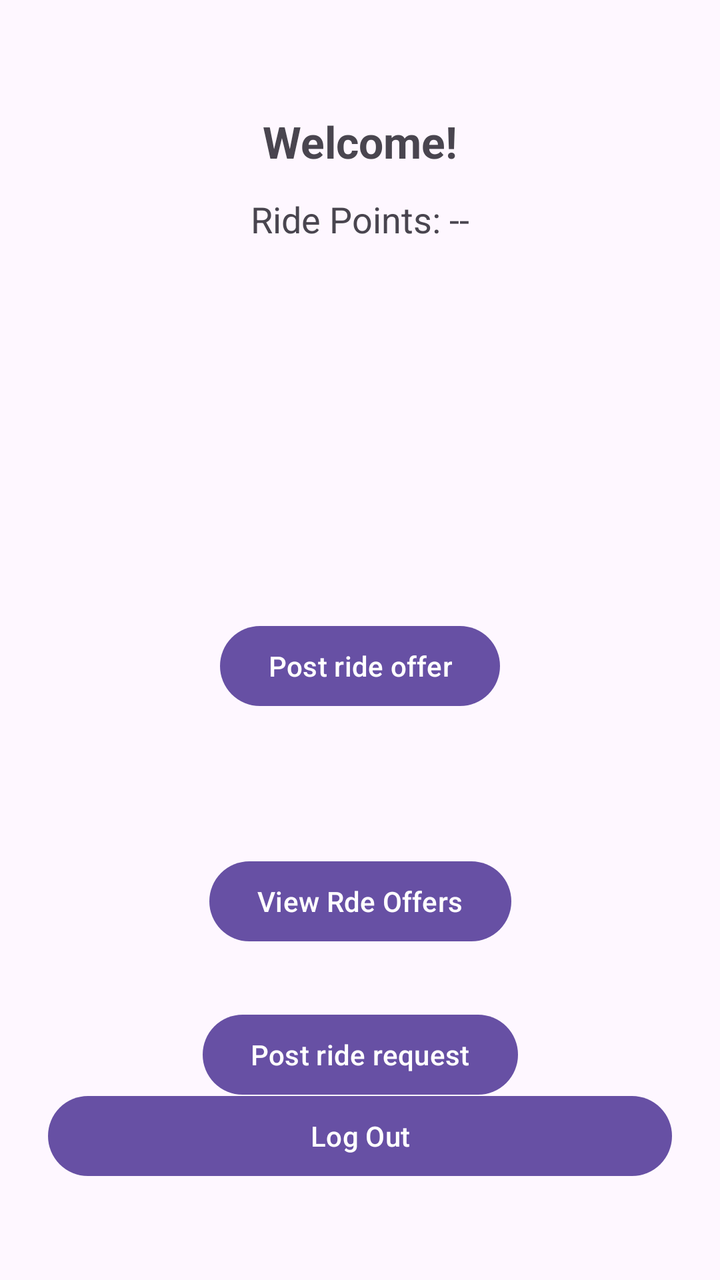
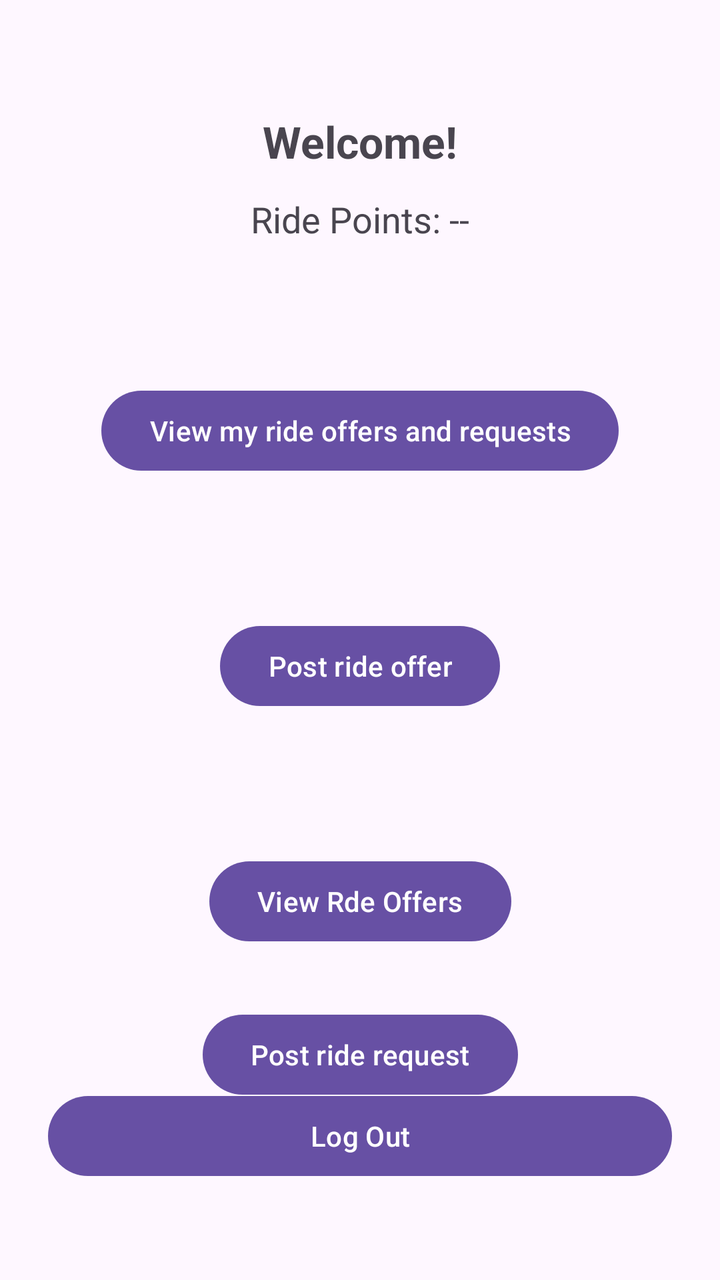

Screens rendered from an Android XML layout before and after an edit, with the pre-edit source and the edit as a unified diff.
<!-- AndroidManifest.xml: application theme Theme.RideShareUltimate -->
<!-- res/layout/activity_main.xml -->
<?xml version="1.0" encoding="utf-8"?>
<androidx.constraintlayout.widget.ConstraintLayout xmlns:android="http://schemas.android.com/apk/res/android"
    xmlns:app="http://schemas.android.com/apk/res-auto"
    xmlns:tools="http://schemas.android.com/tools"
    android:id="@+id/main"
    android:layout_width="match_parent"
    android:layout_height="match_parent"
    android:padding="24dp">

    <TextView
        android:id="@+id/tvWelcomeUser"
        android:layout_width="wrap_content"
        android:layout_height="wrap_content"
        android:text="Welcome!"
        android:textSize="22sp"
        android:textStyle="bold"
        app:layout_constraintTop_toTopOf="parent"
        app:layout_constraintStart_toStartOf="parent"
        app:layout_constraintEnd_toEndOf="parent"
        android:layout_marginTop="32dp" />

    <TextView
        android:id="@+id/tvRidePoints"
        android:layout_width="wrap_content"
        android:layout_height="wrap_content"
        android:layout_marginTop="12dp"
        android:text="Ride Points: --"
        android:textSize="18sp"
        app:layout_constraintTop_toBottomOf="@id/tvWelcomeUser"
        app:layout_constraintStart_toStartOf="parent"
        app:layout_constraintEnd_toEndOf="parent" />

    <Button
        android:id="@+id/button2"
        android:layout_width="wrap_content"
        android:layout_height="wrap_content"
        android:text="Post ride offer"
        app:layout_constraintBottom_toTopOf="@+id/btnLogOut"
        app:layout_constraintEnd_toEndOf="parent"
        app:layout_constraintStart_toStartOf="parent"
        app:layout_constraintTop_toBottomOf="@+id/tvRidePoints" />

    <Button
        android:id="@+id/btnLogOut"
        android:layout_width="0dp"
        android:layout_height="wrap_content"
        android:layout_marginBottom="24dp"
        android:text="Log Out"
        app:layout_constraintBottom_toBottomOf="parent"
        app:layout_constraintStart_toStartOf="parent"
        app:layout_constraintEnd_toEndOf="parent" />

    <Button
        android:id="@+id/button3"
        android:layout_width="wrap_content"
        android:layout_height="wrap_content"
        android:text="View Rde Offers"
        app:layout_constraintBottom_toTopOf="@+id/btnLogOut"
        app:layout_constraintEnd_toEndOf="parent"
        app:layout_constraintStart_toStartOf="parent"
        app:layout_constraintTop_toBottomOf="@+id/button2" />

    <Button
        android:id="@+id/button4"
        android:layout_width="wrap_content"
        android:layout_height="wrap_content"
        android:layout_marginTop="36dp"
        android:text="Post ride request"
        app:layout_constraintBottom_toTopOf="@+id/btnLogOut"
        app:layout_constraintEnd_toEndOf="parent"
        app:layout_constraintStart_toStartOf="parent"
        app:layout_constraintTop_toBottomOf="@+id/button3" />

</androidx.constraintlayout.widget.ConstraintLayout>
<!-- resources referenced by this layout -->
<resources>
  <style name="Theme.RideShareUltimate" parent="Base.Theme.RideShareUltimate" />
  <style name="Base.Theme.RideShareUltimate" parent="Theme.Material3.DayNight.NoActionBar">
          
          
      </style>
</resources>

<!-- the commit's change to res/layout/activity_main.xml (unified diff, before → after) -->
@@ -71,4 +71,14 @@
         app:layout_constraintStart_toStartOf="parent"
         app:layout_constraintTop_toBottomOf="@+id/button3" />
 
+    <Button
+        android:id="@+id/button5"
+        android:layout_width="wrap_content"
+        android:layout_height="wrap_content"
+        android:text="View my ride offers and requests"
+        app:layout_constraintBottom_toTopOf="@+id/button2"
+        app:layout_constraintEnd_toEndOf="parent"
+        app:layout_constraintStart_toStartOf="parent"
+        app:layout_constraintTop_toBottomOf="@+id/tvRidePoints" />
+
 </androidx.constraintlayout.widget.ConstraintLayout>
